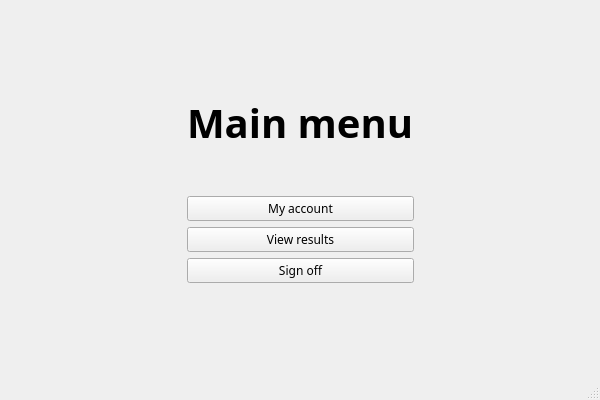
This is ui/patientmenu.ui in VojtaDC/FINAL_COVID_PROJECT as Qt 5 draws it before an edit. The edited form follows.
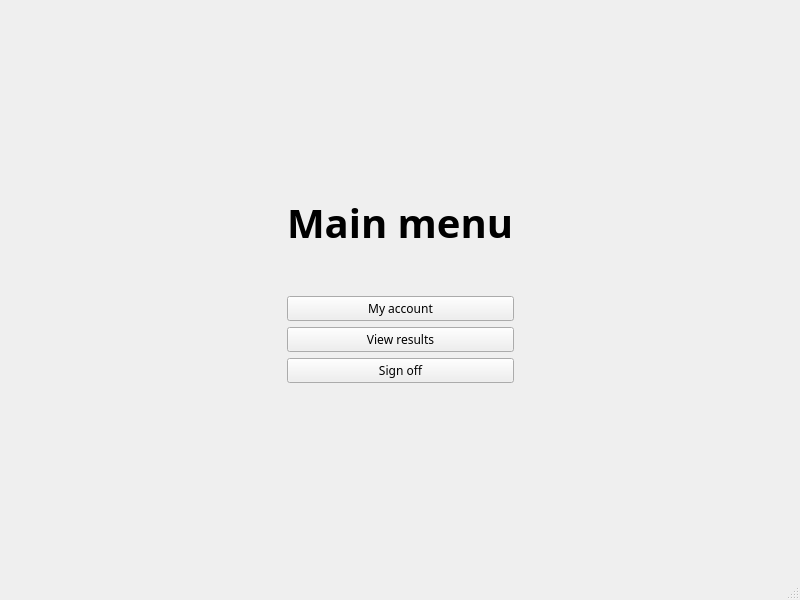
This is the edited form.

```diff
--- a/ui/patientmenu.ui
+++ b/ui/patientmenu.ui
@@ -6,8 +6,8 @@
    <rect>
     <x>0</x>
     <y>0</y>
-    <width>600</width>
-    <height>400</height>
+    <width>800</width>
+    <height>600</height>
    </rect>
   </property>
   <property name="maximumSize">
@@ -16,6 +16,11 @@
     <height>600</height>
    </size>
   </property>
+  <property name="font">
+   <font>
+    <family>Menlo</family>
+   </font>
+  </property>
   <property name="windowTitle">
    <string>MainWindow</string>
   </property>
```
Left out of the diff: 2 changed lines with no effect on the pictures.
